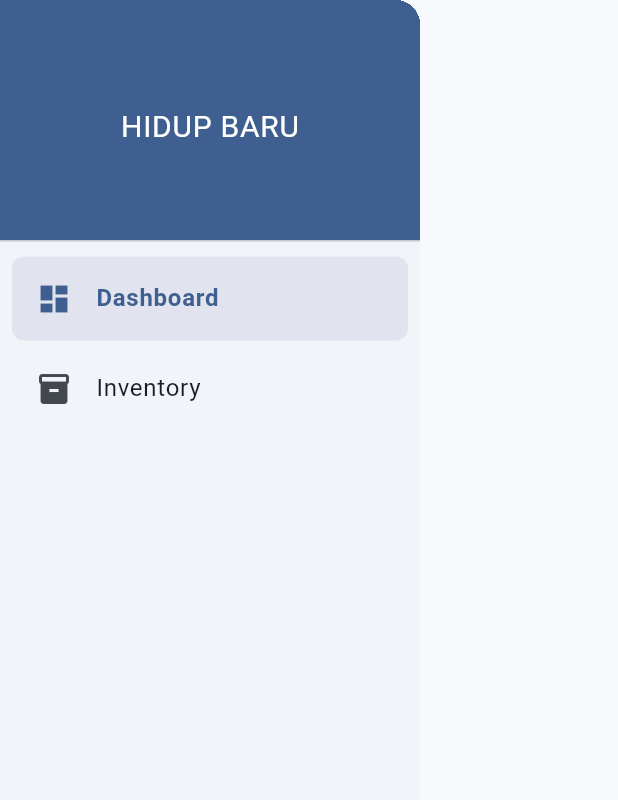
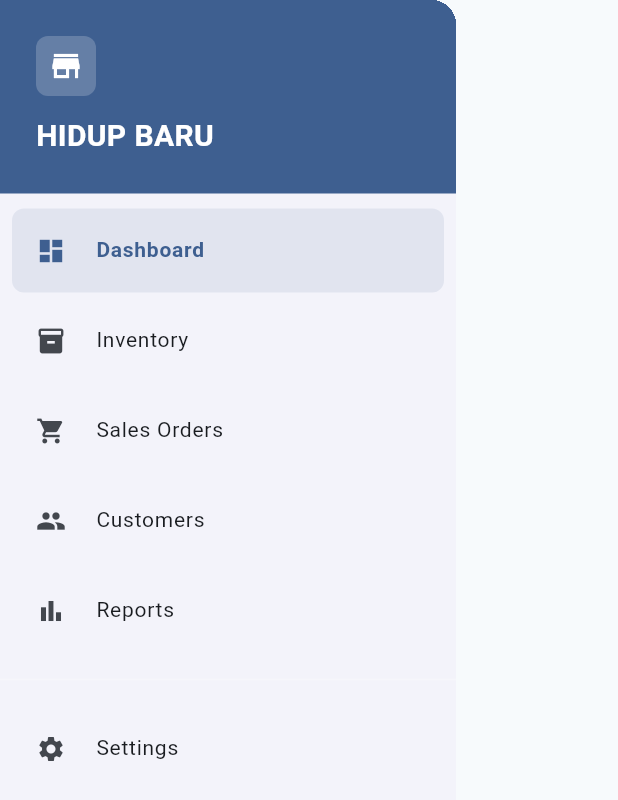
Before and after one commit to dhannie-k/fl_hb_pos, a Flutter app: the Sidebar widget shown alone on an empty page, opened directly, on a phone screen of 412 x 824 dp. Shown: the top 800 px of the screen. Run offline on Flutter 3.47's test engine with Material 3 defaults, Android fonts, the light colour scheme and no system bars; our stand-ins replace equatable, flutter_bloc, go_router, supabase_flutter; accounts and stored records are empty; network calls fail.

Commit message:
fix: responsive ui for mobile layout and tablet layout
fixed the side bar and page title.
still need to adjust some text sizing

```diff
--- a/lib/presentation/pages/dashboard_page.dart
+++ b/lib/presentation/pages/dashboard_page.dart
@@ -15,8 +15,9 @@ class DashboardPage extends StatelessWidget {
 
   @override
   Widget build(BuildContext context) {
+    final bool isMobile = MediaQuery.of(context).size.width < 768;
     return Scaffold(
-      appBar: AppBar(
+      appBar: !isMobile ? AppBar(
         title: Text('Dashboard'),
         automaticallyImplyLeading: false,
         actions: [
@@ -28,7 +29,7 @@ class DashboardPage extends StatelessWidget {
           ),
           SizedBox(width: 16),
         ],
-      ),
+      ): null,
       body: BlocBuilder<DashboardBloc, DashboardState>(
         builder: (context, state) {
           if (state is DashboardLoading) {
--- a/lib/presentation/pages/main_layout.dart
+++ b/lib/presentation/pages/main_layout.dart
@@ -13,6 +13,8 @@ class MainLayout extends StatelessWidget {
     final bool isMobile = MediaQuery.of(context).size.width < 768;
     final pageTitle = AppRouter.getPageTitle(context);
 
+    if (isMobile) {
+      // Mobile Layout: App bar + drawer + bottom nav
       return Scaffold(
         appBar: AppBar(
           title: Row(
@@ -24,9 +26,7 @@ class MainLayout extends StatelessWidget {
             ],
           ),
           automaticallyImplyLeading: false,
-        toolbarHeight: isMobile ? 56 : 64,
           actions: [
-          if (isMobile)
             Builder(
               builder: (context) => IconButton(
                 icon: const Icon(Icons.menu),
@@ -35,14 +35,20 @@ class MainLayout extends StatelessWidget {
             ),
           ],
         ),
-      drawer: isMobile ? const Sidebar() : null,
+        drawer: const Sidebar(),
+        body: child,
+        bottomNavigationBar: const MobileBottomNavBar(),
+      );
+    } else {
+      // Desktop/Tablet Layout: Just sidebar + content (no app bar)
+      return Scaffold(
         body: Row(
           children: [
-          if (!isMobile) const Sidebar(),
+            const Sidebar(),
             Expanded(child: child),
           ],
         ),
-      bottomNavigationBar: isMobile ? const MobileBottomNavBar() : null,
       );
     }
   }
+}
--- a/lib/presentation/widgets/sidebar.dart
+++ b/lib/presentation/widgets/sidebar.dart
@@ -8,27 +8,77 @@ class Sidebar extends StatelessWidget {
   @override
   Widget build(BuildContext context) {
     final bool isMobile = MediaQuery.of(context).size.width < 768;
-    final currentLocation = GoRouterState.of(context).uri.toString(); // Fixed
+    final currentLocation = GoRouterState.of(context).uri.toString();
 
+    if (isMobile) {
+      // Mobile drawer
+      return Drawer(
+        child: _buildSidebarContent(context, currentLocation, isMobile),
+      );
+    } else {
+      // Desktop/Tablet fixed sidebar
       return Container(
-      width: isMobile ? 280 : 250,
-      child: Drawer(
+        width: 280,
+        decoration: BoxDecoration(
+          color: const Color(0xFF364A63), // Your blue background color
+          boxShadow: [
+            BoxShadow(
+              color: Colors.black.withValues(alpha: 0.1),
+              blurRadius: 4,
+              offset: const Offset(2, 0),
+            ),
+          ],
+        ),
+        child: _buildSidebarContent(context, currentLocation, isMobile),
+      );
+    }
+  }
+
+  Widget _buildSidebarContent(BuildContext context, String currentLocation, bool isMobile) {
+    return Column(
+      children: [
+        // Header section
+        Container(
+          width: double.infinity,
+          padding: const EdgeInsets.all(24),
+          decoration: BoxDecoration(
+            color: isMobile ? Theme.of(context).primaryColor : const Color(0xFF364A63),
+          ),
           child: Column(
+            crossAxisAlignment: CrossAxisAlignment.start,
             children: [
-            DrawerHeader(
+              // Store icon
+              Container(
+                padding: const EdgeInsets.all(8),
                 decoration: BoxDecoration(
-                color: Theme.of(context).primaryColor,
+                  color: Colors.white.withValues(alpha: 0.2),
+                  borderRadius: BorderRadius.circular(8),
                 ),
-              child: const Center(
-                child: Text(
-                  'HIDUP BARU',
-                  style: TextStyle(color: Colors.white, fontSize: 20),
+                child: const Icon(
+                  Icons.store,
+                  color: Colors.white,
+                  size: 24,
                 ),
               ),
+              const SizedBox(height: 12),
+              const Text(
+                'HIDUP BARU',
+                style: TextStyle(
+                  color: Colors.white,
+                  fontSize: 20,
+                  fontWeight: FontWeight.w600,
                 ),
+              ),
+            ],
+          ),
+        ),
+
+        // Navigation items
         Expanded(
+          child: Container(
+            color: isMobile ? null : const Color(0xFF364A63),
             child: ListView(
-                padding: EdgeInsets.zero, // Add this to prevent extra padding
+              padding: const EdgeInsets.symmetric(vertical: 8),
               children: [
                 _buildNavItem(
                   context,
@@ -36,6 +86,7 @@ class Sidebar extends StatelessWidget {
                   title: 'Dashboard',
                   path: RoutePaths.dashboard,
                   isActive: currentLocation == RoutePaths.dashboard,
+                  isMobile: isMobile,
                 ),
                 _buildNavItem(
                   context,
@@ -43,14 +94,46 @@ class Sidebar extends StatelessWidget {
                   title: 'Inventory',
                   path: RoutePaths.inventory,
                   isActive: currentLocation.startsWith('/inventory'),
+                  isMobile: isMobile,
                 ),
-                  // Add other nav items
-                ],
+                _buildNavItem(
+                  context,
+                  icon: Icons.shopping_cart,
+                  title: 'Sales Orders',
+                  path: RoutePaths.sales,
+                  isActive: currentLocation.startsWith('/sales'),
+                  isMobile: isMobile,
                 ),
+                _buildNavItem(
+                  context,
+                  icon: Icons.people,
+                  title: 'Customers',
+                  path: RoutePaths.customers,
+                  isActive: currentLocation.startsWith('/customers'),
+                  isMobile: isMobile,
+                ),
+                _buildNavItem(
+                  context,
+                  icon: Icons.bar_chart,
+                  title: 'Reports',
+                  path: RoutePaths.reports,
+                  isActive: currentLocation.startsWith('/reports'),
+                  isMobile: isMobile,
+                ),
+                const Divider(color: Colors.white24, height: 32),
+                _buildNavItem(
+                  context,
+                  icon: Icons.settings,
+                  title: 'Settings',
+                  path: RoutePaths.settings,
+                  isActive: currentLocation.startsWith('/settings'),
+                  isMobile: isMobile,
                 ),
               ],
             ),
           ),
+        ),
+      ],
     );
   }
 
@@ -60,29 +143,36 @@ class Sidebar extends StatelessWidget {
     required String title,
     required String path,
     required bool isActive,
+    required bool isMobile,
   }) {
+    final Color activeColor = isMobile ? Theme.of(context).primaryColor : Colors.white;
+    final Color? inactiveColor = isMobile ? null : Colors.white70;
+
     return Container(
       margin: const EdgeInsets.symmetric(horizontal: 8, vertical: 2),
       decoration: BoxDecoration(
         borderRadius: BorderRadius.circular(8),
-        color: isActive ? Theme.of(context).primaryColor.withValues(alpha: 0.1) : null,
+        color: isActive
+            ? (isMobile ? Theme.of(context).primaryColor.withValues(alpha: 0.1) : Colors.white.withValues(alpha: 0.1))
+            : null,
       ),
       child: ListTile(
-        contentPadding: const EdgeInsets.symmetric(horizontal: 16), // Fixed padding
         leading: Icon(
           icon,
-          color: isActive ? Theme.of(context).primaryColor : null,
+          color: isActive ? activeColor : inactiveColor,
+          size: 20,
         ),
-        title: Text( // Removed Flexible wrapper - ListTile handles overflow
+        title: Text(
           title,
           style: TextStyle(
-            color: isActive ? Theme.of(context).primaryColor : null,
-            fontWeight: isActive ? FontWeight.w600 : null,
+            color: isActive ? activeColor : inactiveColor,
+            fontWeight: isActive ? FontWeight.w600 : FontWeight.w400,
+            fontSize: 14,
           ),
         ),
         onTap: () {
           context.go(path);
-          if (MediaQuery.of(context).size.width < 768) {
+          if (isMobile) {
             Navigator.pop(context);
           }
         },
```
Lines whose indentation alone changed are shown as unchanged.
